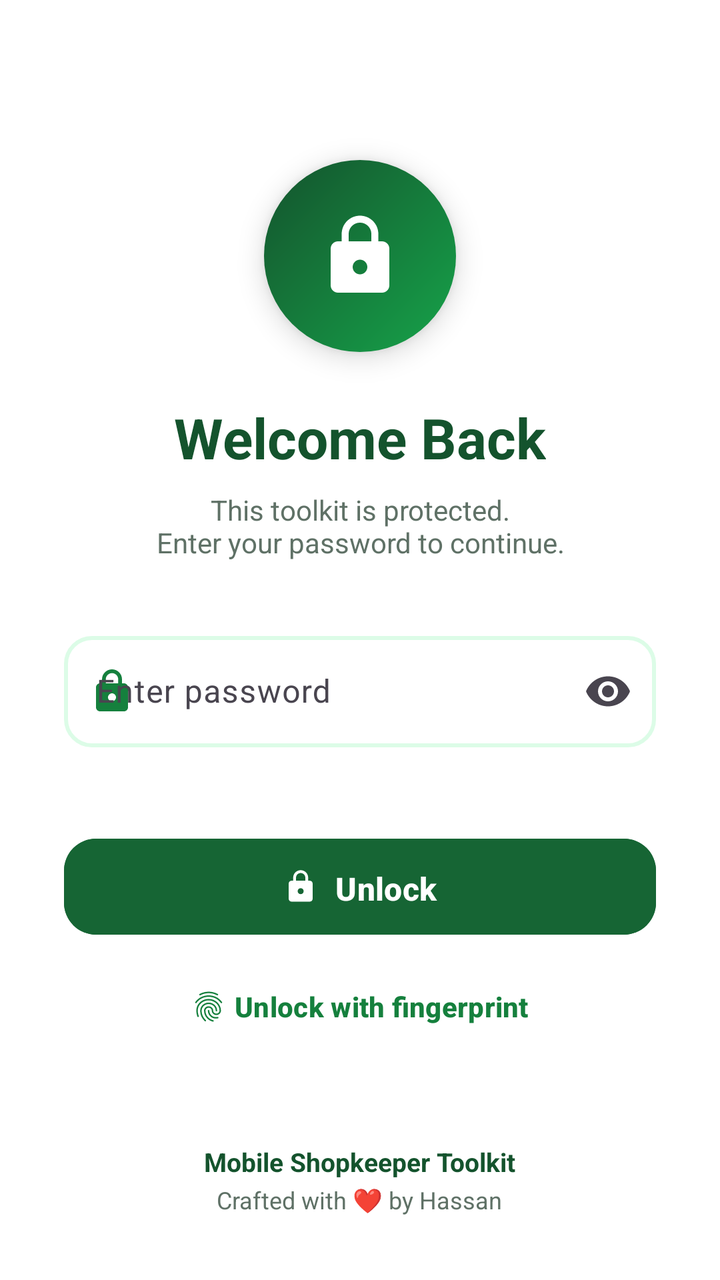
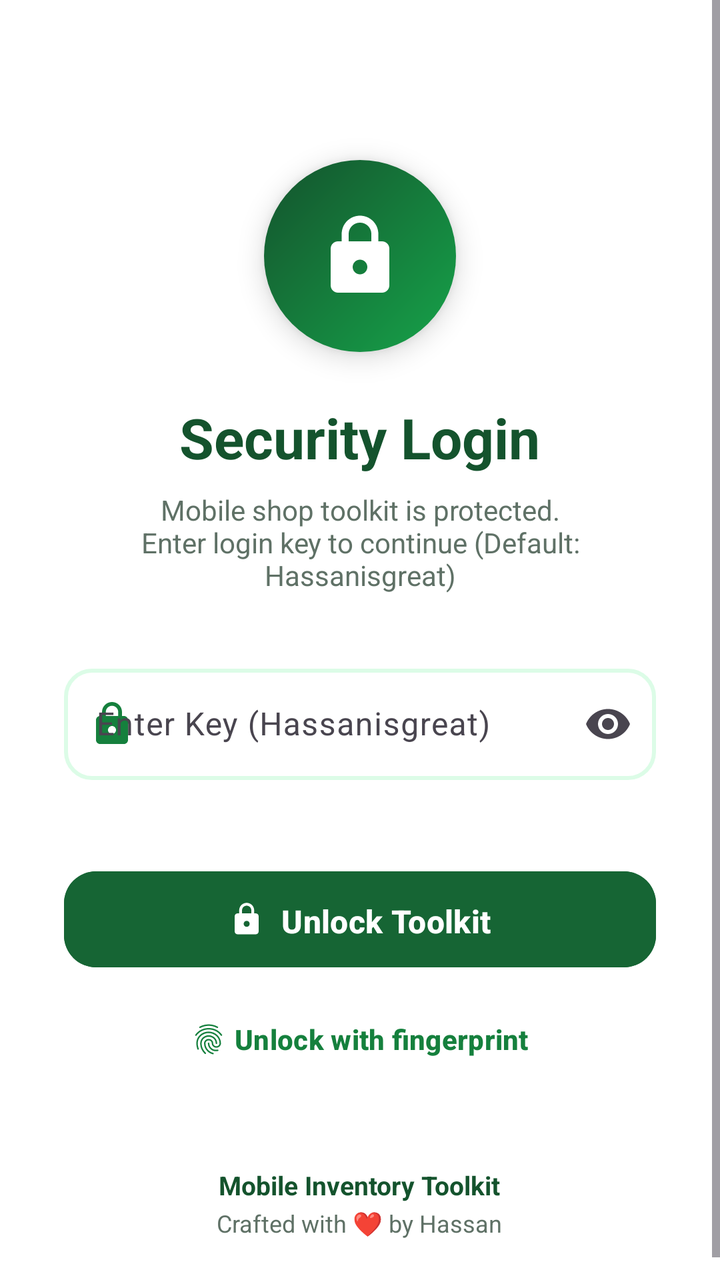

Compare the two renders of this Android layout. The source of the first and the diff that turns it into the second are given below.
<!-- AndroidManifest.xml: activity theme Theme.MobileShopkeeper.NoActionBar -->
<!-- res/layout/activity_lock_screen.xml -->
<?xml version="1.0" encoding="utf-8"?>
<ScrollView
    xmlns:android="http://schemas.android.com/apk/res/android"
    xmlns:app="http://schemas.android.com/apk/res-auto"
    android:layout_width="match_parent"
    android:layout_height="match_parent"
    android:fillViewport="true"
    android:background="@color/white">

    <LinearLayout
        android:layout_width="match_parent"
        android:layout_height="wrap_content"
        android:orientation="vertical"
        android:gravity="center_horizontal"
        android:padding="32dp">

        <Space android:layout_width="0dp" android:layout_height="48dp"/>

        <FrameLayout
            android:id="@+id/badgeLock"
            android:layout_width="96dp"
            android:layout_height="96dp"
            android:background="@drawable/bg_circle_green"
            android:elevation="8dp">

            <ImageView
                android:layout_width="44dp"
                android:layout_height="44dp"
                android:layout_gravity="center"
                android:src="@drawable/ic_lock"
                android:contentDescription="Lock"/>
        </FrameLayout>

        <TextView
            android:id="@+id/tvLockTitle"
            android:layout_width="wrap_content"
            android:layout_height="wrap_content"
            android:layout_marginTop="24dp"
            android:text="@string/lock_title"
            android:textColor="@color/green_900"
            android:textSize="28sp"
            android:textStyle="bold"/>

        <TextView
            android:layout_width="wrap_content"
            android:layout_height="wrap_content"
            android:layout_marginTop="8dp"
            android:gravity="center"
            android:text="@string/lock_subtitle"
            android:textColor="@color/text_secondary"
            android:textSize="14sp"/>

        <com.google.android.material.textfield.TextInputLayout
            android:id="@+id/tilPassword"
            android:layout_width="match_parent"
            android:layout_height="wrap_content"
            android:layout_marginTop="32dp"
            style="@style/Widget.MobileShop.TextInput"
            app:endIconMode="password_toggle"
            app:startIconDrawable="@drawable/ic_lock"
            app:startIconTint="@color/green_700"
            app:boxStrokeWidth="2dp">

            <com.google.android.material.textfield.TextInputEditText
                android:id="@+id/etPassword"
                android:layout_width="match_parent"
                android:layout_height="wrap_content"
                android:hint="@string/lock_hint"
                android:inputType="textPassword"
                android:imeOptions="actionDone"
                android:maxLines="1"/>
        </com.google.android.material.textfield.TextInputLayout>

        <TextView
            android:id="@+id/tvError"
            android:layout_width="wrap_content"
            android:layout_height="wrap_content"
            android:layout_marginTop="8dp"
            android:textColor="@color/error"
            android:textSize="13sp"
            android:visibility="invisible"/>

        <com.google.android.material.button.MaterialButton
            android:id="@+id/btnUnlock"
            android:layout_width="match_parent"
            android:layout_height="56dp"
            android:layout_marginTop="16dp"
            android:backgroundTint="@color/green_800"
            android:text="@string/lock_unlock"
            android:textSize="16sp"
            app:cornerRadius="16dp"
            app:icon="@drawable/ic_lock"
            app:iconGravity="textStart"/>

        <com.google.android.material.button.MaterialButton
            android:id="@+id/btnFingerprint"
            style="@style/Widget.Material3.Button.TextButton"
            android:layout_width="wrap_content"
            android:layout_height="wrap_content"
            android:layout_marginTop="8dp"
            android:text="@string/lock_fingerprint"
            android:textColor="@color/green_700"
            app:icon="@drawable/ic_fingerprint"
            app:iconTint="@color/green_700"/>

        <Space
            android:layout_width="0dp"
            android:layout_height="0dp"
            android:layout_weight="1"/>

        <TextView
            android:layout_width="wrap_content"
            android:layout_height="wrap_content"
            android:layout_marginTop="40dp"
            android:text="@string/app_name"
            android:textColor="@color/green_900"
            android:textStyle="bold"
            android:textSize="13sp"/>

        <TextView
            android:layout_width="wrap_content" android:layout_height="wrap_content"
            android:layout_marginTop="2dp" android:text="@string/made_by"
            android:textColor="@color/text_secondary" android:textSize="12sp"/>
    </LinearLayout>
</ScrollView>
<!-- resources referenced by this layout -->
<resources>
  <color name="error">#DC2626</color>
  <color name="green_700">#15803D</color>
  <color name="green_800">#166534</color>
  <color name="green_900">#14532D</color>
  <color name="text_secondary">#5F7166</color>
  <color name="white">#FFFFFF</color>
  <!-- drawable bg_circle_green (drawable) -->
  <?xml version="1.0" encoding="utf-8"?>
  <shape xmlns:android="http://schemas.android.com/apk/res/android" android:shape="oval">
      <gradient
          android:angle="135"
          android:startColor="@color/green_600"
          android:endColor="@color/green_900"/>
  </shape>
  <!-- drawable ic_lock (drawable) -->
  <vector xmlns:android="http://schemas.android.com/apk/res/android" android:width="24dp" android:height="24dp" android:viewportWidth="24" android:viewportHeight="24"><path android:fillColor="#FFFFFF" android:pathData="M18,8h-1L17,6c0,-2.76 -2.24,-5 -5,-5S7,3.24 7,6v2L6,8c-1.1,0 -2,0.9 -2,2v10c0,1.1 0.9,2 2,2h12c1.1,0 2,-0.9 2,-2L20,10c0,-1.1 -0.9,-2 -2,-2zM12,17c-1.1,0 -2,-0.9 -2,-2s0.9,-2 2,-2 2,0.9 2,2 -0.9,2 -2,2zM15.1,8L8.9,8L8.9,6c0,-1.71 1.39,-3.1 3.1,-3.1 1.71,0 3.1,1.39 3.1,3.1v2z"/></vector>
  <string name="app_name">Mobile Shopkeeper Toolkit</string>
  <string name="lock_fingerprint">Unlock with fingerprint</string>
  <string name="lock_hint">Enter password</string>
  <string name="lock_subtitle">This toolkit is protected.\nEnter your password to continue.</string>
  <string name="lock_title">Welcome Back</string>
  <string name="lock_unlock">Unlock</string>
  <string name="made_by">Crafted with ❤ by Hassan</string>
  <style name="Widget.MobileShop.TextInput" parent="Widget.Material3.TextInputLayout.OutlinedBox">
          <item name="boxCornerRadiusTopStart">14dp</item>
          <item name="boxCornerRadiusTopEnd">14dp</item>
          <item name="boxCornerRadiusBottomStart">14dp</item>
          <item name="boxCornerRadiusBottomEnd">14dp</item>
          <item name="boxStrokeColor">@color/selector_input_stroke</item>
      </style>
  <style name="Theme.MobileShopkeeper.NoActionBar" parent="Theme.MobileShopkeeper" />
  <color name="green_600">#16A34A</color>
  <color name="green_100">#DCFCE7</color>
  <color name="surface">#FFFFFF</color>
  <color name="text_primary">#1A2E22</color>
  <color name="background_light">#F6FAF7</color>
  <style name="Shape.MobileShop.Medium" parent="ShapeAppearance.Material3.MediumComponent">
          <item name="cornerSize">14dp</item>
      </style>
  <style name="Widget.MobileShop.Button" parent="Widget.Material3.Button">
          <item name="cornerRadius">14dp</item>
          <item name="android:textAllCaps">false</item>
          <item name="android:paddingTop">14dp</item>
          <item name="android:paddingBottom">14dp</item>
          <item name="android:textStyle">bold</item>
      </style>
  <!-- unchanged entries left out for length: 2 -->
</resources>

<!-- the commit's change to res/layout/activity_lock_screen.xml (unified diff, before → after) -->
@@ -42,6 +42,7 @@
             android:textStyle="bold"/>
 
         <TextView
+            android:id="@+id/tvLockSubtitle"
             android:layout_width="wrap_content"
             android:layout_height="wrap_content"
             android:layout_marginTop="8dp"
<!-- resource entries referenced after the edit -->
@@ -16,12 +16,12 @@
   </shape>
   <!-- drawable ic_lock (drawable) -->
   <vector xmlns:android="http://schemas.android.com/apk/res/android" android:width="24dp" android:height="24dp" android:viewportWidth="24" android:viewportHeight="24"><path android:fillColor="#FFFFFF" android:pathData="M18,8h-1L17,6c0,-2.76 -2.24,-5 -5,-5S7,3.24 7,6v2L6,8c-1.1,0 -2,0.9 -2,2v10c0,1.1 0.9,2 2,2h12c1.1,0 2,-0.9 2,-2L20,10c0,-1.1 -0.9,-2 -2,-2zM12,17c-1.1,0 -2,-0.9 -2,-2s0.9,-2 2,-2 2,0.9 2,2 -0.9,2 -2,2zM15.1,8L8.9,8L8.9,6c0,-1.71 1.39,-3.1 3.1,-3.1 1.71,0 3.1,1.39 3.1,3.1v2z"/></vector>
-  <string name="app_name">Mobile Shopkeeper Toolkit</string>
+  <string name="app_name">Mobile Inventory Toolkit</string>
   <string name="lock_fingerprint">Unlock with fingerprint</string>
-  <string name="lock_hint">Enter password</string>
-  <string name="lock_subtitle">This toolkit is protected.\nEnter your password to continue.</string>
-  <string name="lock_title">Welcome Back</string>
-  <string name="lock_unlock">Unlock</string>
+  <string name="lock_hint">Enter Key (Hassanisgreat)</string>
+  <string name="lock_subtitle">Mobile shop toolkit is protected.\nEnter login key to continue (Default: Hassanisgreat)</string>
+  <string name="lock_title">Security Login</string>
+  <string name="lock_unlock">Unlock Toolkit</string>
   <string name="made_by">Crafted with ❤ by Hassan</string>
   <style name="Widget.MobileShop.TextInput" parent="Widget.Material3.TextInputLayout.OutlinedBox">
           <item name="boxCornerRadiusTopStart">14dp</item>
